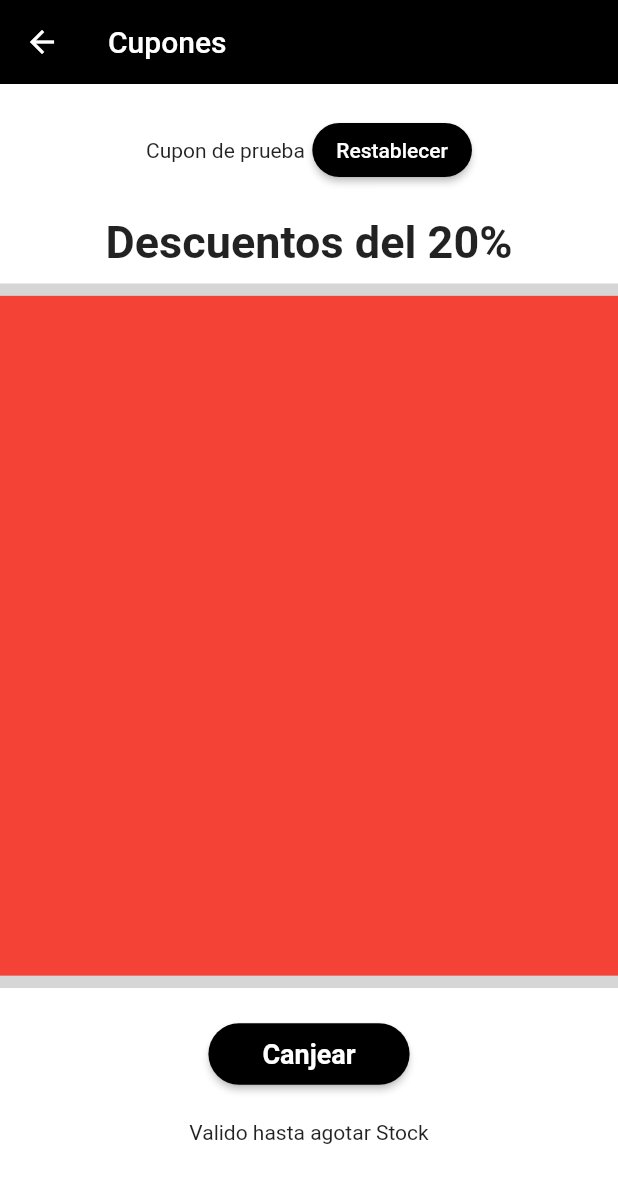
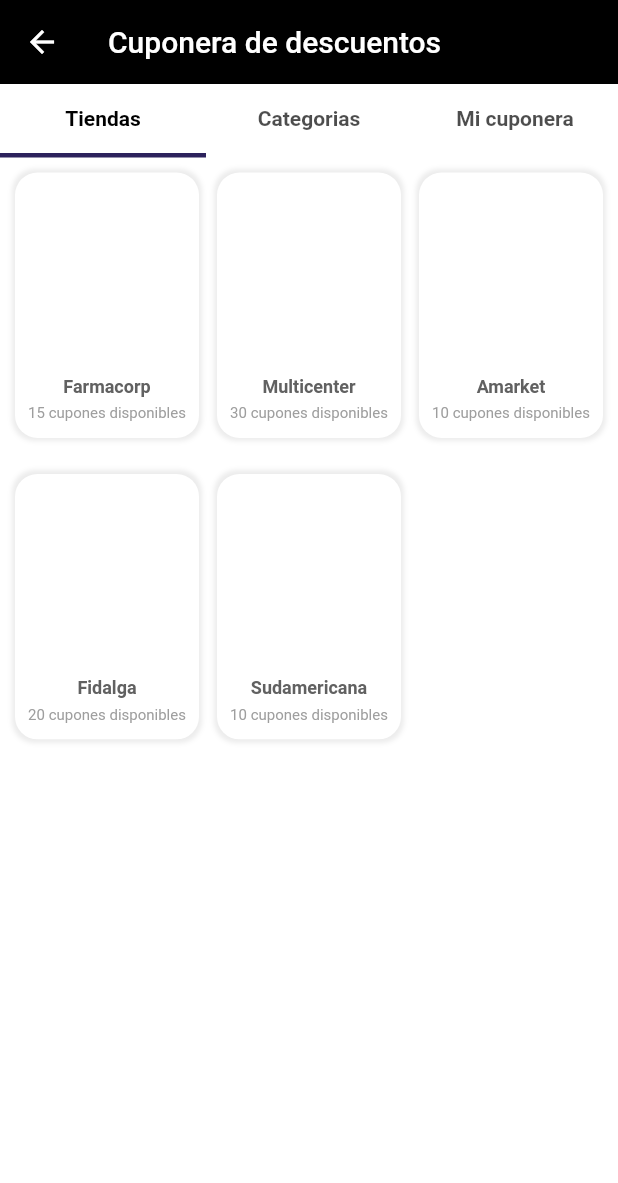
Before and after one commit to jockeer/cbn_app, a Flutter app: the CuponGiftcardScreen screen opened by its route, after a tap on "Cupones de descuentos", on a phone screen of 412 x 824 dp. Shown: the top 1183 px of the screen. Run offline on Flutter 3.47's test engine with Material 2 defaults, Android fonts, the phone set to English and light mode, and no system bars; drawn by our look-alikes of carousel_slider; our stand-ins replace image_picker, shared_preferences; accounts and stored records are empty.

Commit message:
con bd local

```diff
--- a/lib/screens/beneficios.dart
+++ b/lib/screens/beneficios.dart
@@ -23,15 +23,15 @@
       child: Column(
         children: [
           SizedBox(height: 20,),
-          _MenuItem(titulo: 'Tiendas Afiliadas', ruta: 'tiendas_afiliadas',),
+          _MenuItem(titulo: 'Tiendas Afiliadas', ruta: 'tiendas_afiliadas', img: 'map.png',),
           SizedBox(height: 20,),
-          _MenuItem(titulo: 'Cupones de descuentos', ruta: 'cupones',),
+          _MenuItem(titulo: 'Cupones de descuentos', ruta: 'cupones', img: 'cupon.png',),
 
           SizedBox(height: 20,),
-          _MenuItem(titulo: 'Tu Gift Card', ruta: 'tu_gift_card',),
+          _MenuItem(titulo: 'Tu Gift Card', ruta: 'tu_gift_card', img: 'gifcard.png',),
 
           SizedBox(height: 20,),
-          _MenuItem(titulo: 'Beneficios internos', ruta: 'recarga_gift_card',),
+          _MenuItem(titulo: 'Beneficios internos', ruta: 'recarga_gift_card', img: 'gift.png',),
 
           SizedBox(height: 20,),
         ],
@@ -41,9 +41,9 @@
 }
 
 class _MenuItem extends StatelessWidget {
-  final String titulo, ruta;
+  final String titulo, ruta, img;
 
-  _MenuItem({ required this.titulo, required this.ruta });
+  _MenuItem({ required this.titulo, required this.ruta, required this.img });
 
   @override
   Widget build(BuildContext context) {
@@ -55,10 +55,13 @@
       child: ClipRRect(
         borderRadius: BorderRadius.circular(35),
         child: Container(
+          decoration: BoxDecoration(
+            color: Colors.grey[500],
+            image: DecorationImage(image: AssetImage('assets/img/$img'), fit: BoxFit.cover)
+          ),
           alignment: Alignment.bottomLeft,
           width: double.infinity,
           height: size.height*0.22,
-          color: Colors.grey[500],
           child: Container(
             width: double.infinity,
             color: Colors.black,
--- a/lib/screens/cupones_screen.dart
+++ b/lib/screens/cupones_screen.dart
@@ -1,4 +1,3 @@
-import 'package:carousel_slider/carousel_slider.dart';
 import 'package:cbn/utils/constantes.dart';
 import 'package:cbn/widgets/widgets.dart';
 import 'package:flutter/material.dart';
@@ -8,48 +7,57 @@
   @override
   Widget build(BuildContext context) {
     return Scaffold(
-      appBar: appBarWidget(titulo: 'Cupones'),
-      body: ListView(
-        children: [
-          SizedBox(height: 20,),
-          Row(
-            mainAxisAlignment: MainAxisAlignment.center,
-            children: [
-              Text('Cupon de prueba'),
-              SizedBox(width: 5,),
-              ElevatedButton(
-                style: estilos.buttonStyle(oscuro: true),
-                child: Text('Restablecer'),
-                onPressed: (){},
-              )
-            ],
-          ),
-          SizedBox(height: 20,),
-          Center(child: Text('Descuentos del 20%', style: TextStyle(fontWeight: FontWeight.bold, fontSize: 30),)),
-          SizedBox(height: 10,),
-
-          _Carousel(),
-          SizedBox(height: 20,),
-          _BotonCanjear(),
-          SizedBox(height: 20,),
-          Center(child: Text('Valido hasta agotar Stock')),
-          SizedBox(height: 20,),
-        ],
+      appBar: appBarWidget(titulo: 'Cuponera de descuentos'),
+      body: DefaultTabController(
+        length: 3,
+        child: Column(
+          children: [
+            TabBar(
+              labelStyle: TextStyle(color: Colors.black, fontWeight: FontWeight.bold),
+              labelColor: Colors.black,
+              indicatorColor: Color(0xff2C225C),
+              indicatorWeight: 3,
+              tabs: [
+                Tab( child: Text('Tiendas',)),
+                Tab( child: Text('Categorias',)),
+                Tab( child: Text('Mi cuponera',)),
+              ],
+            ),
+            Expanded(
+              child: TabBarView(
+                children: [
+                  _Tiendas(),
+                  _Categorias(),
+                  Center(child: Text('ss'),),
+                ],
+              ),
+            )
+          ],
+        ),
       ),
     );
   }
 }
 
-class _BotonCanjear extends StatelessWidget {
+class _Categorias extends StatelessWidget {
 
-  final estilos = EstilosApp();
   @override
   Widget build(BuildContext context) {
-    return Center(
-      child: ElevatedButton(
-        child: estilos.buttonChild(texto: 'Canjear'),
-        style: estilos.buttonStyle(oscuro: true),
-        onPressed: (){},
+    return Padding(
+      padding: EdgeInsets.all(8.0),
+      child: ListView(
+        children: [
+          Text('Bebidas',style: TextStyle( fontWeight: FontWeight.bold ),),
+          Divider(thickness: 2, color: Colors.black,),
+          _Carousel(),
+          Text('Salud',style: TextStyle( fontWeight: FontWeight.bold ),),
+          Divider(thickness: 2, color: Colors.black,),
+          _Carousel(),
+          Text('Snack',style: TextStyle( fontWeight: FontWeight.bold ),),
+          Divider(thickness: 2, color: Colors.black,),
+          _Carousel(),
+
+        ],
       ),
     );
   }
@@ -59,41 +67,121 @@
 
   @override
   Widget build(BuildContext context) {
-    final size = MediaQuery.of(context).size;
     return Container(
-      height: size.height*0.57,
-      color: Colors.grey[350],
-      child: CarouselSlider(
-        options: CarouselOptions(
-          height: size.height*0.55,
-          viewportFraction: 1,
-          enableInfiniteScroll: true,
-          autoPlay: true,
-          autoPlayInterval: Duration(seconds: 3),
-          autoPlayAnimationDuration: Duration(milliseconds: 800),
-          autoPlayCurve: Curves.fastOutSlowIn,
-          scrollDirection: Axis.horizontal,
-          enlargeCenterPage: true
-
+      height: 210,
+      child: PageView(
+        physics: BouncingScrollPhysics(),
+        controller: PageController(
+          viewportFraction: 0.35,
+          initialPage: 1
         ),
-        items: [
-          Container(
-            width: double.infinity,
-            color: Colors.red,
-
-          ),
-          Container(
-            width: double.infinity,
-            color: Colors.blue,
-
-          ),
-          Container(
-            width: double.infinity,
-            color: Colors.green,
-
-          ),
+        children: [
+          _Item(titulo: 'Agua Vital 350ml', img: 's', descuento: '30',),
+          _Item(titulo: 'Gaseosa pepsi 1L', img: 's', descuento: '10',),
+          _Item(titulo: 'Gaseosa Seven Up 2L', img: 's', descuento: '20',),
+          _Item(titulo: 'Agua Vital 350ml', img: 's', descuento: '50',),
         ],
       ),
     );
   }
 }
+
+class _Item extends StatelessWidget {
+  final String titulo, img, descuento;
+
+  _Item({ required this.titulo,required this.img, required this.descuento });
+
+  @override
+  Widget build(BuildContext context) {
+    return Container(
+      margin: EdgeInsets.only(right: 10,top: 5,bottom: 5),
+      decoration: BoxDecoration(
+        borderRadius: BorderRadius.circular(15),
+        color: Colors.white,
+        boxShadow: [
+          BoxShadow(
+            color: Colors.grey.withOpacity(0.2),
+            spreadRadius: 2,
+            blurRadius: 2,
+            offset: Offset(0, 0), // changes position of shadow
+          ),
+        ]
+      ),
+      child: Column(
+        mainAxisAlignment: MainAxisAlignment.end,
+        children: [
+          Text(this.titulo,style: TextStyle(fontSize: 12,fontWeight: FontWeight.bold, color: Colors.grey[700]),textAlign: TextAlign.center,),
+          SizedBox(height: 5,),
+          Container(
+            alignment: Alignment.center,
+            width: double.infinity,
+            height: 25,
+            decoration: BoxDecoration(
+              borderRadius: BorderRadius.only(bottomLeft: Radius.circular(15), bottomRight: Radius.circular(15)),
+              color: Colors.black,
+
+            ),
+            child: Text('$descuento% de descuento', style: TextStyle(color: Colors.white,fontSize: 10, fontWeight: FontWeight.bold ),),
+          )
+        ],
+      ),
+    );
+  }
+}
+
+class _Tiendas extends StatelessWidget {
+  @override
+  Widget build(BuildContext context) {
+    return Padding(
+      padding: EdgeInsets.all(8.0),
+      child: GridView.count(
+        crossAxisSpacing: 8,
+        mainAxisSpacing: 20,
+        childAspectRatio: 0.7,
+        crossAxisCount: 3,
+        children: [
+          _Tienda(titulo: 'Farmacorp',cupones: '15',),
+          _Tienda(titulo: 'Multicenter',cupones: '30',),
+          _Tienda(titulo: 'Amarket',cupones: '10',),
+          _Tienda(titulo: 'Fidalga',cupones: '20',),
+          _Tienda(titulo: 'Sudamericana',cupones: '10',),
+        ],
+      )
+    );
+  }
+}
+
+class _Tienda extends StatelessWidget {
+
+  final String titulo, cupones;
+
+  _Tienda({ required this.titulo, required this.cupones });
+
+  @override
+  Widget build(BuildContext context) {
+    return Container(
+      margin: EdgeInsets.all(2),
+      decoration: BoxDecoration(
+        borderRadius: BorderRadius.circular(15),
+        color: Colors.white,
+        boxShadow: [
+          BoxShadow(
+            color: Colors.grey.withOpacity(0.2),
+            spreadRadius: 2,
+            blurRadius: 2,
+            offset: Offset(0, 0), // changes position of shadow
+          ),
+        ]
+      ),
+      child: Column(
+        mainAxisAlignment: MainAxisAlignment.end,
+        children: [
+          Text(this.titulo,style: TextStyle(fontSize: 12,fontWeight: FontWeight.bold, color: Colors.grey[700]),),
+          SizedBox(height: 5,),
+          Text('$cupones cupones disponibles',style: TextStyle(fontSize: 10, color: Colors.grey),),
+          SizedBox(height: 10,)
+        ],
+      ),
+    );
+  }
+}
--- a/lib/screens/register_page2_screen.dart
+++ b/lib/screens/register_page2_screen.dart
@@ -244,7 +244,7 @@
             left: 0,
             child: Center(
               child: IconButton(
-                icon: Icon(Icons.add_photo_alternate, color: Colors.black, size: size.width*0.10,),
+                icon: Icon(Icons.collections_rounded, color: Colors.black, size: size.width*0.10,),
                 onPressed: () async{
                   final ImagePicker _picker = new ImagePicker();
                   final XFile? photo = await _picker.pickImage(source: ImageSource.gallery);
```
Also changed, not shown: pubspec.yaml (+8 -0 lines), assets/img/cupon.png (added), assets/img/gifcard.png (added), assets/img/gift.png (added), assets/img/map.png (added), pubspec.lock, 25 other files.
